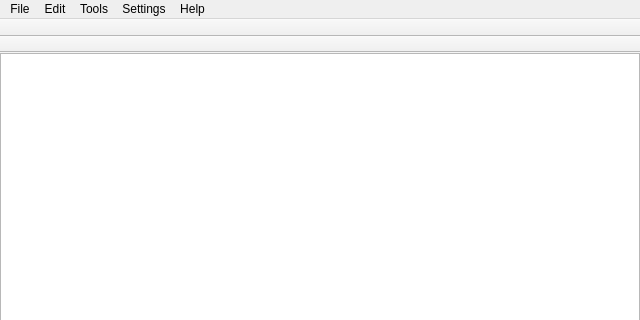
Before: the Qt Designer form data/mainwindow.ui in ksharindam/chemcanvas, drawn with Qt 5; both pictures show x 0 to 640 and y 0 to 320 of the 640 by 480 pixel window.
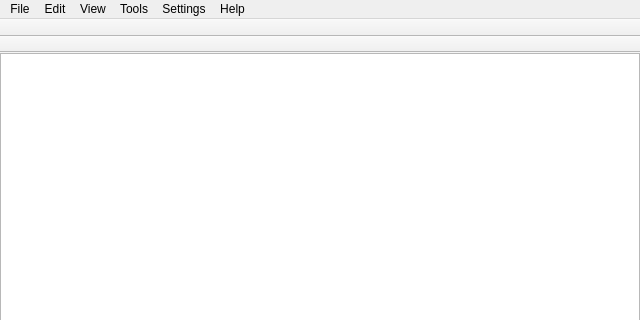
After: the same form once the commit is applied. Icons and pictures are not drawn.

```diff
--- a/data/mainwindow.ui
+++ b/data/mainwindow.ui
@@ -122,8 +122,16 @@
     <addaction name="actionDrawingSettings"/>
     <addaction name="menuShow_Carbon"/>
    </widget>
+   <widget class="QMenu" name="menuView">
+    <property name="title">
+     <string>View</string>
+    </property>
+    <addaction name="actionShowGrid"/>
+    <addaction name="actionGridSettings"/>
+   </widget>
    <addaction name="menuFile"/>
    <addaction name="menuEdit"/>
+   <addaction name="menuView"/>
    <addaction name="menuTools"/>
    <addaction name="menuSettings"/>
    <addaction name="menuHelp"/>
```
Left out of the diff: 13 changed lines with no effect on the pictures.
